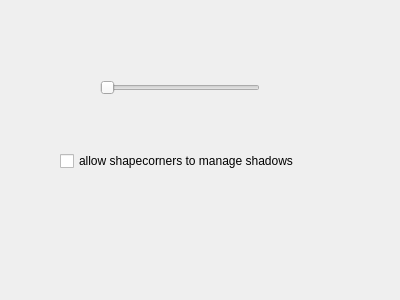
Before: the Qt Designer form shapecorners_config.ui in StygianBlues/ShapeCorners, drawn with Qt 5.
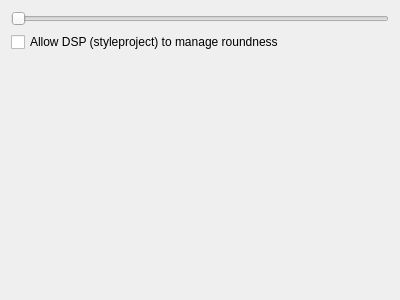
After: the same form once the commit is applied.

```diff
--- a/shapecorners_config.ui
+++ b/shapecorners_config.ui
@@ -1,7 +1,7 @@
 <?xml version="1.0" encoding="UTF-8"?>
 <ui version="4.0">
- <class>Dialog</class>
- <widget class="QDialog" name="Dialog">
+ <class>Form</class>
+ <widget class="QWidget" name="Form">
   <property name="geometry">
    <rect>
     <x>0</x>
@@ -13,20 +13,16 @@
   <property name="windowTitle">
    <string>Dialog</string>
   </property>
+  <layout class="QGridLayout" name="gridLayout">
+   <item row="0" column="0">
+    <layout class="QVBoxLayout" name="verticalLayout">
+     <item>
   <widget class="QSlider" name="roundness">
-   <property name="geometry">
-    <rect>
-     <x>100</x>
-     <y>80</y>
-     <width>160</width>
-     <height>16</height>
-    </rect>
-   </property>
    <property name="minimum">
     <number>1</number>
    </property>
    <property name="maximum">
-    <number>32</number>
+        <number>64</number>
    </property>
    <property name="pageStep">
     <number>1</number>
@@ -35,19 +31,30 @@
     <enum>Qt::Horizontal</enum>
    </property>
   </widget>
-  <widget class="QCheckBox" name="shadows">
-   <property name="geometry">
-    <rect>
-     <x>60</x>
-     <y>150</y>
-     <width>261</width>
-     <height>22</height>
-    </rect>
-   </property>
+     </item>
+     <item>
+      <widget class="QCheckBox" name="dsp">
    <property name="text">
-    <string>allow shapecorners to manage shadows</string>
-   </property>
-  </widget>
+        <string>Allow DSP (styleproject) to manage roundness</string>
+       </property>
+      </widget>
+     </item>
+     <item>
+      <spacer name="verticalSpacer">
+       <property name="orientation">
+        <enum>Qt::Vertical</enum>
+       </property>
+       <property name="sizeHint" stdset="0">
+        <size>
+         <width>20</width>
+         <height>40</height>
+        </size>
+       </property>
+      </spacer>
+     </item>
+    </layout>
+   </item>
+  </layout>
  </widget>
  <resources/>
  <connections/>
```
Left out of the diff: 2 changed lines with no effect on the pictures. Lines whose indentation alone changed are shown as unchanged.
